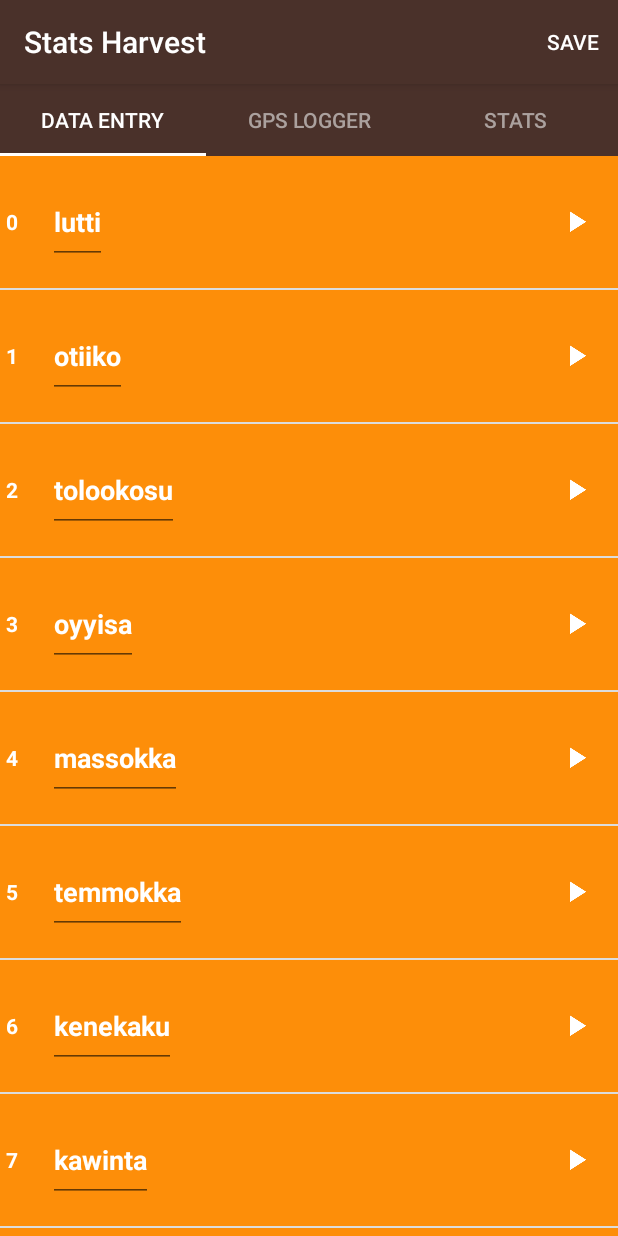
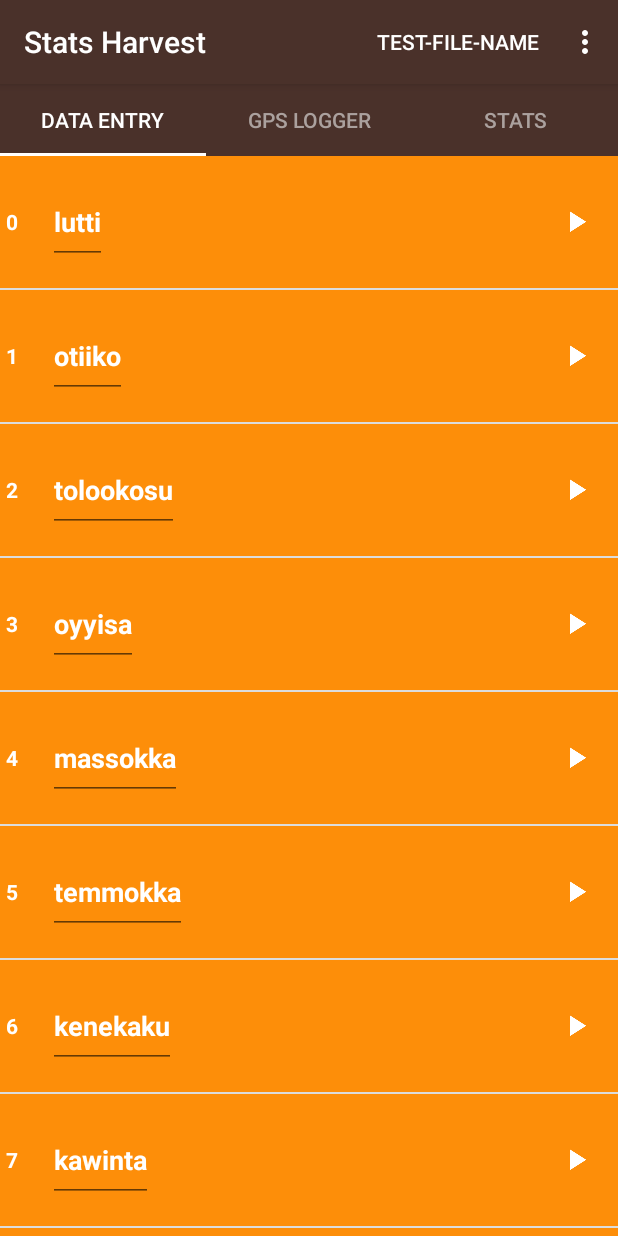
Before and after one commit to jhancock1975/StatsHarvest, an Android app: the screen it shows after launch (MainActivity), on a phone screen of 412 x 824 dp. Run offline under Robolectric (Android 15) with nearby library versions, the light colour scheme and no system bars.

Commit message:
set file menu text color

```diff
--- a/app/src/main/java/com/kewlala/statsharvest/DataEntryFragment.java
+++ b/app/src/main/java/com/kewlala/statsharvest/DataEntryFragment.java
@@ -68,7 +68,6 @@ public class DataEntryFragment extends Fragment {
 
         listView.setOnItemClickListener(clickListener);
 
-
         return rootView;
     }
 
--- a/app/src/main/java/com/kewlala/statsharvest/MainActivity.java
+++ b/app/src/main/java/com/kewlala/statsharvest/MainActivity.java
@@ -47,14 +47,12 @@ public class MainActivity extends AppCompatActivity {
 
         Toolbar myToolbar = (Toolbar) findViewById(R.id.my_toolbar);
         setSupportActionBar(myToolbar);
-
-
     }
-
     @Override
-    public boolean onPrepareOptionsMenu(Menu menu) {
+    public boolean onCreateOptionsMenu(Menu menu) {
+        Log.d("MainActivity", "onPrepareOptionsMenu - inflating menu");
         getMenuInflater().inflate(R.menu.menu_action_bar, menu);
-        return super.onPrepareOptionsMenu(menu);
+        return super.onCreateOptionsMenu(menu);
     }
 
     @Override
@@ -72,4 +70,5 @@ public class MainActivity extends AppCompatActivity {
 
         }
     }
+
 }
--- a/app/src/main/res/menu/menu_action_bar.xml
+++ b/app/src/main/res/menu/menu_action_bar.xml
@@ -1,12 +1,26 @@
 <?xml version="1.0" encoding="utf-8"?>
 <menu xmlns:android="http://schemas.android.com/apk/res/android"
     xmlns:app="http://schemas.android.com/apk/res-auto">
-    <!-- "Mark Favorite", should appear as action button if possible -->
 
-    <!-- Settings, should always be in the overflow -->
-    <item android:id="@+id/action_save"
-        android:title="@string/menu_save_text"
 
-        app:showAsAction="ifRoom"/>
+    <!-- show file name -->
+    <item android:id="@+id/file_name"
+        android:title="@string/toolbar_file_name"
+        app:showAsAction="always"/>
+
+    <item android:id="@+id/file_actions"
+        android:title="@string/menu_file_actions_title"
+        app:showAsAction="never">
+
+        <item android:id="@+id/action_save"
+            android:title="@string/menu_save_text"
+            app:showAsAction="never"/>
+
+        <item android:id="@+id/action_new"
+            android:title="@string/menu_new_file_text"
+            app:showAsAction="never"/>
+
+
+    </item>
 
 </menu>
--- a/app/src/main/res/values-w820dp/strings.xml
+++ b/app/src/main/res/values-w820dp/strings.xml
@@ -1,4 +1,6 @@
 <?xml version="1.0" encoding="utf-8"?>
 <resources>
     <string name="menu_save_text">Save</string>
+    <string name="toolbar_file_name">test-file-name</string>
+    <string name="menu_file_actions_title">File</string>
 </resources>
--- a/app/src/main/res/values/strings.xml
+++ b/app/src/main/res/values/strings.xml
@@ -25,8 +25,12 @@
     <!-- Category name for the vocabulary words for numbers [CHAR LIMIT=20] -->
     <string name="tab_title_data_entry">Data Entry</string>
 
-    <!-- Category name for the vocabulary words for family members [CHAR LIMIT=20] -->
+    <!-- Category name for the GPS logger [CHAR LIMIT=20] -->
     <string name="tab_title_configure_gps_logger">GPS Logger</string>
+
     <string name="menu_save_text">Save</string>
+    <string name="menu_new_file_text">New</string>
+    <string name="toolbar_file_name">test-file-name</string>
+    <string name="menu_file_actions_title">File</string>
 
 </resources>
--- a/app/src/main/res/values/styles.xml
+++ b/app/src/main/res/values/styles.xml
@@ -37,6 +37,7 @@
         <item name="android:textColorPrimary">@android:color/white</item>
         <item name="android:textColorSecondary">@android:color/white</item>
         <item name="actionMenuTextColor">@android:color/white</item>
+        <item name="android:textColor">@android:color/white</item>
         <item name="android:background">@color/primary_color</item>
 
     </style>
```
Also changed, not shown: app/src/main/java/com/kewlala/statsharvest/DataEntryActivity.java (+7 -0 lines).
